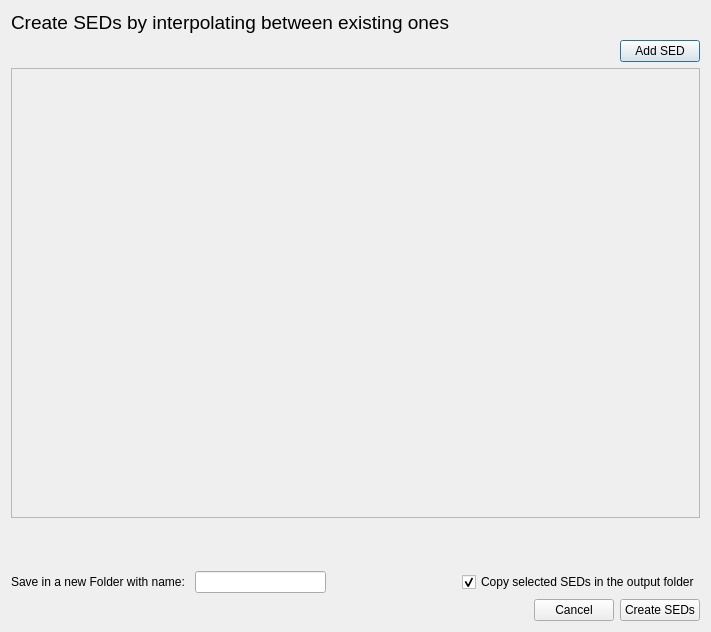
The window that PhzQtUI/auxdir/PhzQtUI/DialogInterpolateSed.ui (astrorama/Phosphoros) describes before a commit, drawn with Qt 5.
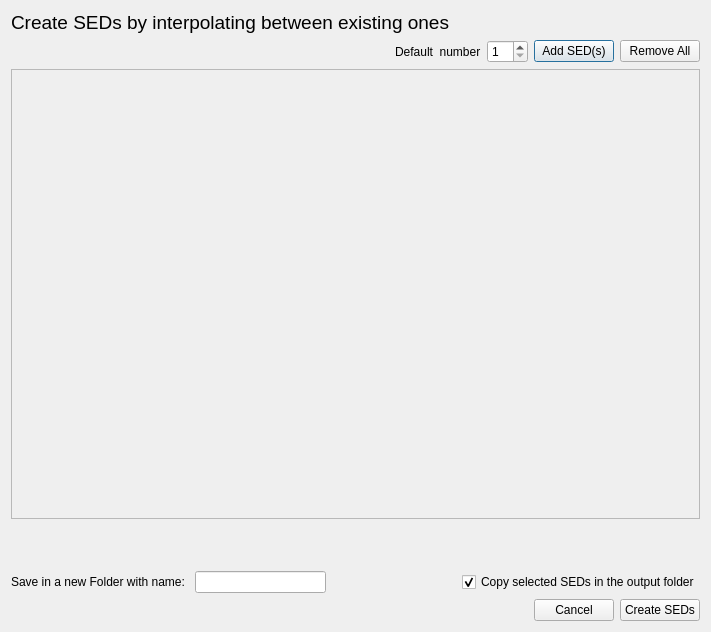
The same window after the commit.

Patch:
```diff
--- a/PhzQtUI/auxdir/PhzQtUI/DialogInterpolateSed.ui
+++ b/PhzQtUI/auxdir/PhzQtUI/DialogInterpolateSed.ui
@@ -41,10 +41,31 @@
        </property>
       </spacer>
      </item>
+     <item>
+      <widget class="QLabel" name="label">
+       <property name="text">
+        <string>Default  number</string>
+       </property>
+      </widget>
+     </item>
+     <item>
+      <widget class="QSpinBox" name="sb_default_nb">
+       <property name="minimum">
+        <number>1</number>
+       </property>
+      </widget>
+     </item>
      <item>
       <widget class="QPushButton" name="btn_plus">
        <property name="text">
-        <string>Add SED</string>
+        <string>Add SED(s)</string>
+       </property>
+      </widget>
+     </item>
+     <item>
+      <widget class="QPushButton" name="btn_rma">
+       <property name="text">
+        <string>Remove All</string>
        </property>
       </widget>
      </item>
@@ -66,8 +87,8 @@
        <rect>
         <x>0</x>
         <y>0</y>
-        <width>691</width>
-        <height>448</height>
+        <width>695</width>
+        <height>446</height>
        </rect>
       </property>
       <layout class="QVBoxLayout" name="verticalLayout_2">
```
